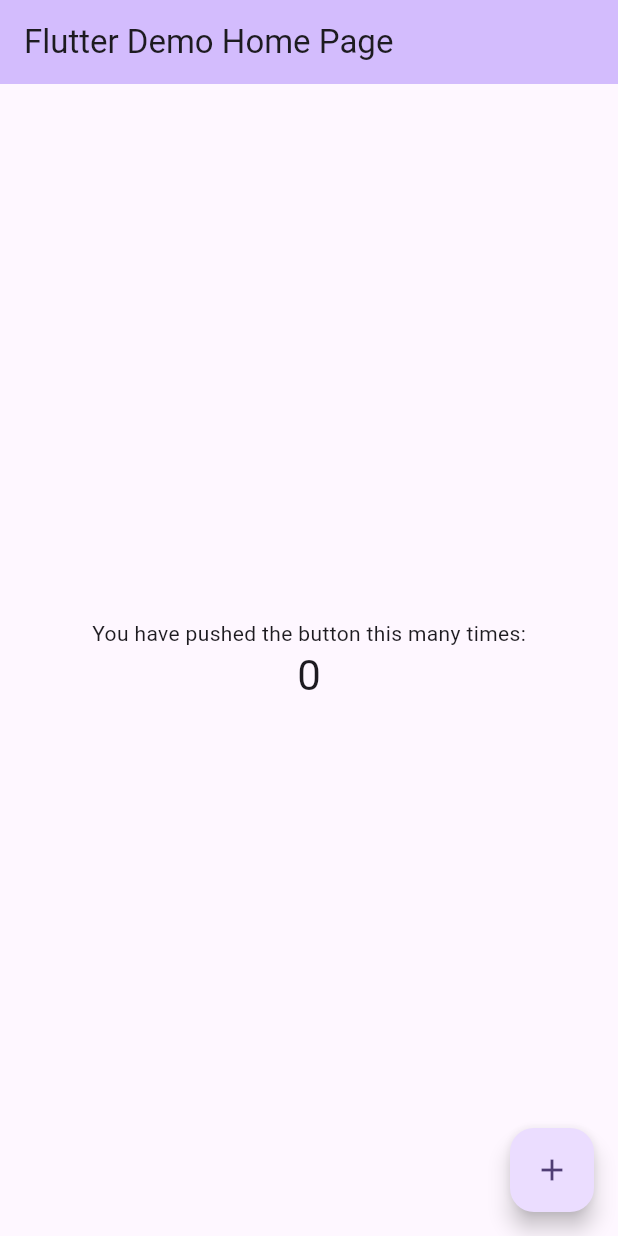
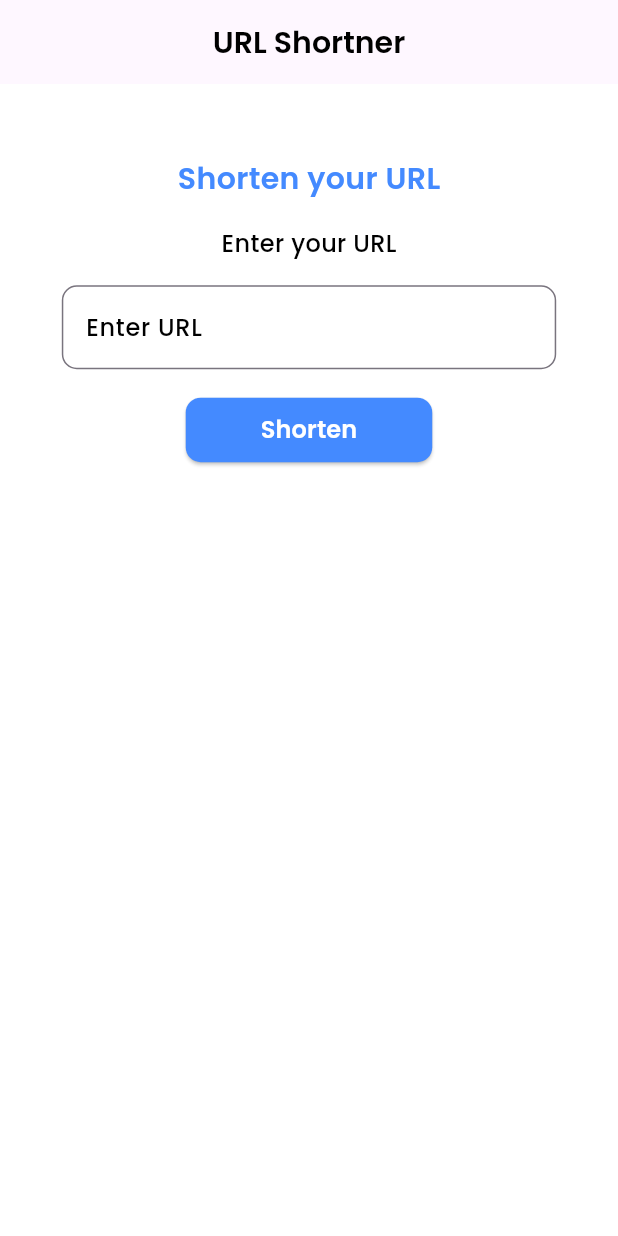
Before and after one commit to Shasmit/vrit_task, a Flutter app: the screen it shows after launch, on a phone screen of 412 x 824 dp. Run offline on Flutter 3.47's test engine with Material 3 defaults, Android fonts, the phone set to English and light mode, and no system bars; our stand-ins replace qr_flutter; missing offline and left inert: clipboard.

Commit message:
completed task

```diff
--- /dev/null
+++ b/lib/home.dart
@@ -0,0 +1,241 @@
+import 'package:clipboard/clipboard.dart';
+import 'package:flutter/material.dart';
+import 'package:vrit_task/http_service.dart';
+import 'package:vrit_task/routes.dart';
+import 'package:vrit_task/static.dart';
+
+class HomePage extends StatefulWidget {
+  const HomePage({super.key});
+
+  @override
+  State<HomePage> createState() => _HomePageState();
+}
+
+class _HomePageState extends State<HomePage> {
+  final urlController = TextEditingController();
+  final shortUrlController = TextEditingController();
+  bool isShortened = false;
+  @override
+  Widget build(BuildContext context) {
+    var screenHeight = MediaQuery.of(context).size.height;
+    var screenWidth = MediaQuery.of(context).size.width;
+    return Scaffold(
+      backgroundColor: Colors.white,
+      appBar: AppBar(
+        title: const Text(
+          'URL Shortner',
+          style: TextStyle(
+            color: Colors.black,
+            fontFamily: 'PoppinsSemiBold',
+            fontSize: 20,
+          ),
+        ),
+        centerTitle: true,
+      ),
+      body: SingleChildScrollView(
+        child: Padding(
+          padding: const EdgeInsets.all(8.0),
+          child: Column(
+            mainAxisAlignment: MainAxisAlignment.center,
+            children: [
+              SizedBox(
+                height: screenHeight * 0.05,
+              ),
+              const Text(
+                'Shorten your URL',
+                style: TextStyle(
+                  color: Colors.blueAccent,
+                  fontFamily: 'PoppinsSemiBold',
+                  fontSize: 20,
+                ),
+              ),
+              SizedBox(
+                height: screenHeight * 0.02,
+              ),
+              const Text(
+                'Enter your URL',
+                style: TextStyle(
+                  color: Colors.black,
+                  fontFamily: 'PoppinsMedium',
+                  fontSize: 16,
+                ),
+              ),
+              SizedBox(
+                height: screenHeight * 0.02,
+              ),
+              SizedBox(
+                width: screenWidth * 0.8,
+                child: TextFormField(
+                  controller: urlController,
+                  style: const TextStyle(
+                    color: Colors.black,
+                    fontFamily: 'PoppinsMedium',
+                    fontSize: 15,
+                  ),
+                  decoration: InputDecoration(
+                    hintText: 'Enter URL',
+                    hintStyle: const TextStyle(
+                      color: Colors.black,
+                      fontFamily: 'PoppinsMedium',
+                      fontSize: 16,
+                    ),
+                    border: OutlineInputBorder(
+                      borderRadius: BorderRadius.circular(10),
+                    ),
+                  ),
+                ),
+              ),
+              SizedBox(
+                height: screenHeight * 0.02,
+              ),
+              ElevatedButton(
+                onPressed: () {
+                  setState(() {
+                    HttpsServices().postUrl(urlController.text, context);
+                    if (StaticVariables.shortUrl != '') {
+                      isShortened = true;
+                      shortUrlController.text = StaticVariables.shortUrl;
+                    }
+                  });
+                },
+                style: ElevatedButton.styleFrom(
+                  padding: const EdgeInsets.symmetric(
+                    horizontal: 50,
+                    vertical: 10,
+                  ),
+                  backgroundColor: Colors.blueAccent,
+                  shape: RoundedRectangleBorder(
+                    borderRadius: BorderRadius.circular(10),
+                  ),
+                ),
+                child: const Text(
+                  'Shorten',
+                  style: TextStyle(
+                    color: Colors.white,
+                    fontFamily: 'PoppinsSemiBold',
+                    fontSize: 16,
+                  ),
+                ),
+              ),
+              isShortened
+                  ? Column(
+                      children: [
+                        SizedBox(
+                          height: screenHeight * 0.05,
+                        ),
+                        const Text(
+                          'Shortened URL :',
+                          style: TextStyle(
+                            color: Colors.blueAccent,
+                            fontFamily: 'PoppinsMedium',
+                            fontSize: 16,
+                          ),
+                        ),
+                        SizedBox(
+                          height: screenHeight * 0.02,
+                        ),
+                        SizedBox(
+                          width: screenWidth * 0.8,
+                          child: TextFormField(
+                            readOnly: true,
+                            style: const TextStyle(
+                              color: Colors.black,
+                              fontFamily: 'PoppinsMedium',
+                              fontSize: 15,
+                            ),
+                            initialValue: StaticVariables.shortUrl,
+                            decoration: InputDecoration(
+                              hintText: 'Shortened URL',
+                              hintStyle: const TextStyle(
+                                color: Colors.black,
+                                fontFamily: 'PoppinsMedium',
+                                fontSize: 16,
+                              ),
+                              border: OutlineInputBorder(
+                                borderRadius: BorderRadius.circular(10),
+                              ),
+                            ),
+                          ),
+                        ),
+                        SizedBox(
+                          height: screenHeight * 0.02,
+                        ),
+                        Row(
+                          mainAxisAlignment: MainAxisAlignment.center,
+                          children: [
+                            ElevatedButton(
+                              onPressed: () {
+                                setState(() {
+                                  FlutterClipboard.copy(
+                                      StaticVariables.shortUrl);
+
+                                  setState(() {
+                                    isShortened = false;
+                                    urlController.clear();
+                                  });
+                                });
+                              },
+                              style: ElevatedButton.styleFrom(
+                                padding: const EdgeInsets.symmetric(
+                                  horizontal: 50,
+                                  vertical: 10,
+                                ),
+                                backgroundColor: Colors.blueAccent,
+                                shape: RoundedRectangleBorder(
+                                  borderRadius: BorderRadius.circular(10),
+                                ),
+                              ),
+                              child: const Text(
+                                'Copy',
+                                style: TextStyle(
+                                  color: Colors.white,
+                                  fontFamily: 'PoppinsSemiBold',
+                                  fontSize: 15,
+                                ),
+                              ),
+                            ),
+                            SizedBox(
+                              width: screenWidth * 0.05,
+                            ),
+                            ElevatedButton(
+                              onPressed: () {
+                                setState(() {
+                                  urlController.clear();
+                                  isShortened = false;
+                                });
+                                Navigator.pushNamed(
+                                  context,
+                                  AppRoute.qrRoute,
+                                );
+                              },
+                              style: ElevatedButton.styleFrom(
+                                padding: const EdgeInsets.symmetric(
+                                  horizontal: 50,
+                                  vertical: 10,
+                                ),
+                                backgroundColor: Colors.blueAccent,
+                                shape: RoundedRectangleBorder(
+                                  borderRadius: BorderRadius.circular(10),
+                                ),
+                              ),
+                              child: const Text(
+                                'View Qr',
+                                style: TextStyle(
+                                  color: Colors.white,
+                                  fontFamily: 'PoppinsSemiBold',
+                                  fontSize: 15,
+                                ),
+                              ),
+                            ),
+                          ],
+                        ),
+                      ],
+                    )
+                  : Container(),
+            ],
+          ),
+        ),
+      ),
+    );
+  }
+}
--- a/lib/main.dart
+++ b/lib/main.dart
@@ -1,125 +1,30 @@
 import 'package:flutter/material.dart';
+import 'package:vrit_task/routes.dart';
 
 void main() {
-  runApp(const MyApp());
+  runApp(
+    const MyApp(),
+  );
 }
 
-class MyApp extends StatelessWidget {
+class MyApp extends StatefulWidget {
   const MyApp({super.key});
 
-  // This widget is the root of your application.
+  @override
+  State<MyApp> createState() => _MyAppState();
+}
+
+class _MyAppState extends State<MyApp> {
   @override
   Widget build(BuildContext context) {
     return MaterialApp(
       title: 'Flutter Demo',
       theme: ThemeData(
-        // This is the theme of your application.
-        //
-        // TRY THIS: Try running your application with "flutter run". You'll see
-        // the application has a purple toolbar. Then, without quitting the app,
-        // try changing the seedColor in the colorScheme below to Colors.green
-        // and then invoke "hot reload" (save your changes or press the "hot
-        // reload" button in a Flutter-supported IDE, or press "r" if you used
-        // the command line to start the app).
-        //
-        // Notice that the counter didn't reset back to zero; the application
-        // state is not lost during the reload. To reset the state, use hot
-        // restart instead.
-        //
-        // This works for code too, not just values: Most code changes can be
-        // tested with just a hot reload.
-        colorScheme: ColorScheme.fromSeed(seedColor: Colors.deepPurple),
-        useMaterial3: true,
+        primarySwatch: Colors.blue,
       ),
-      home: const MyHomePage(title: 'Flutter Demo Home Page'),
+      debugShowCheckedModeBanner: false,
+      initialRoute: AppRoute.homeRoute,
+      routes: AppRoute.getAppRoutes(),
     );
   }
 }
-
-class MyHomePage extends StatefulWidget {
-  const MyHomePage({super.key, required this.title});
-
-  // This widget is the home page of your application. It is stateful, meaning
-  // that it has a State object (defined below) that contains fields that affect
-  // how it looks.
-
-  // This class is the configuration for the state. It holds the values (in this
-  // case the title) provided by the parent (in this case the App widget) and
-  // used by the build method of the State. Fields in a Widget subclass are
-  // always marked "final".
-
-  final String title;
-
-  @override
-  State<MyHomePage> createState() => _MyHomePageState();
-}
-
-class _MyHomePageState extends State<MyHomePage> {
-  int _counter = 0;
-
-  void _incrementCounter() {
-    setState(() {
-      // This call to setState tells the Flutter framework that something has
-      // changed in this State, which causes it to rerun the build method below
-      // so that the display can reflect the updated values. If we changed
-      // _counter without calling setState(), then the build method would not be
-      // called again, and so nothing would appear to happen.
-      _counter++;
-    });
-  }
-
-  @override
-  Widget build(BuildContext context) {
-    // This method is rerun every time setState is called, for instance as done
-    // by the _incrementCounter method above.
-    //
-    // The Flutter framework has been optimized to make rerunning build methods
-    // fast, so that you can just rebuild anything that needs updating rather
-    // than having to individually change instances of widgets.
-    return Scaffold(
-      appBar: AppBar(
-        // TRY THIS: Try changing the color here to a specific color (to
-        // Colors.amber, perhaps?) and trigger a hot reload to see the AppBar
-        // change color while the other colors stay the same.
-        backgroundColor: Theme.of(context).colorScheme.inversePrimary,
-        // Here we take the value from the MyHomePage object that was created by
-        // the App.build method, and use it to set our appbar title.
-        title: Text(widget.title),
-      ),
-      body: Center(
-        // Center is a layout widget. It takes a single child and positions it
-        // in the middle of the parent.
-        child: Column(
-          // Column is also a layout widget. It takes a list of children and
-          // arranges them vertically. By default, it sizes itself to fit its
-          // children horizontally, and tries to be as tall as its parent.
-          //
-          // Column has various properties to control how it sizes itself and
-          // how it positions its children. Here we use mainAxisAlignment to
-          // center the children vertically; the main axis here is the vertical
-          // axis because Columns are vertical (the cross axis would be
-          // horizontal).
-          //
-          // TRY THIS: Invoke "debug painting" (choose the "Toggle Debug Paint"
-          // action in the IDE, or press "p" in the console), to see the
-          // wireframe for each widget.
-          mainAxisAlignment: MainAxisAlignment.center,
-          children: <Widget>[
-            const Text(
-              'You have pushed the button this many times:',
-            ),
-            Text(
-              '$_counter',
-              style: Theme.of(context).textTheme.headlineMedium,
-            ),
-          ],
-        ),
-      ),
-      floatingActionButton: FloatingActionButton(
-        onPressed: _incrementCounter,
-        tooltip: 'Increment',
-        child: const Icon(Icons.add),
-      ), // This trailing comma makes auto-formatting nicer for build methods.
-    );
-  }
-}
--- /dev/null
+++ b/lib/routes.dart
@@ -0,0 +1,13 @@
+import 'package:vrit_task/home.dart';
+import 'package:vrit_task/qr.dart';
+
+class AppRoute {
+  AppRoute._();
+  static const String homeRoute = '/';
+  static const String qrRoute = '/qr';
+
+  static getAppRoutes() => {
+        homeRoute: (context) => const HomePage(),
+        qrRoute: (context) => const QrView(),
+      };
+}
--- /dev/null
+++ b/lib/shorten_model.dart
@@ -0,0 +1,163 @@
+class LinkData {
+  String? id;
+  String? title;
+  String? slashtag;
+  String? destination;
+  String? createdAt;
+  String? updatedAt;
+  dynamic expiredAt;
+  String? status;
+  List<dynamic>? tags;
+  String? linkType;
+  int? clicks;
+  bool? isPublic;
+  String? shortUrl;
+  String? domainId;
+  String? domainName;
+  DomainData? domain;
+  bool? https;
+  bool? favourite;
+  CreatorData? creator;
+  bool? integrated;
+
+  LinkData({
+    this.id,
+    this.title,
+    this.slashtag,
+    this.destination,
+    this.createdAt,
+    this.updatedAt,
+    this.expiredAt,
+    this.status,
+    this.tags,
+    this.linkType,
+    this.clicks,
+    this.isPublic,
+    this.shortUrl,
+    this.domainId,
+    this.domainName,
+    this.domain,
+    this.https,
+    this.favourite,
+    this.creator,
+    this.integrated,
+  });
+
+  LinkData.fromJson(Map<String, dynamic> json)
+      : id = json['id'],
+        title = json['title'],
+        slashtag = json['slashtag'],
+        destination = json['destination'],
+        createdAt = json['createdAt'],
+        updatedAt = json['updatedAt'],
+        expiredAt = json['expiredAt'],
+        status = json['status'],
+        tags = json['tags'],
+        linkType = json['linkType'],
+        clicks = json['clicks'],
+        isPublic = json['isPublic'],
+        shortUrl = json['shortUrl'],
+        domainId = json['domainId'],
+        domainName = json['domainName'],
+        domain =
+            json['domain'] != null ? DomainData.fromJson(json['domain']) : null,
+        https = json['https'],
+        favourite = json['favourite'],
+        creator = json['creator'] != null
+            ? CreatorData.fromJson(json['creator'])
+            : null,
+        integrated = json['integrated'];
+
+  Map<String, dynamic> toJson() => {
+        'id': id,
+        'title': title,
+        'slashtag': slashtag,
+        'destination': destination,
+        'createdAt': createdAt,
+        'updatedAt': updatedAt,
+        'expiredAt': expiredAt,
+        'status': status,
+        'tags': tags,
+        'linkType': linkType,
+        'clicks': clicks,
+        'isPublic': isPublic,
+        'shortUrl': shortUrl,
+        'domainId': domainId,
+        'domainName': domainName,
+        'domain': domain?.toJson(),
+        'https': https,
+        'favourite': favourite,
+        'creator': creator?.toJson(),
+        'integrated': integrated,
+      };
+}
+
+class DomainData {
+  String? id;
+  String? ref;
+  String? fullName;
+  SharingData? sharing;
+  bool? active;
+
+  DomainData.fromJson(Map<String, dynamic> json)
+      : id = json['id'],
+        ref = json['ref'],
+        fullName = json['fullName'],
+        sharing = json['sharing'] != null
+            ? SharingData.fromJson(json['sharing'])
+            : null,
+        active = json['active'];
+
+  Map<String, dynamic> toJson() => {
+        'id': id,
+        'ref': ref,
+        'fullName': fullName,
+        'sharing': sharing?.toJson(),
+        'active': active,
+      };
+}
+
+class SharingData {
+  ProtocolData? protocol;
+
+  SharingData.fromJson(Map<String, dynamic> json)
+      : protocol = json['protocol'] != null
+            ? ProtocolData.fromJson(json['protocol'])
+            : null;
+
+  Map<String, dynamic> toJson() => {
+        'protocol': protocol?.toJson(),
+      };
+}
+
+class ProtocolData {
+  List<String>? allowed;
+  String? defaultProtocol;
+
+  ProtocolData.fromJson(Map<String, dynamic> json)
+      : allowed =
+            json['allowed'] != null ? List<String>.from(json['allowed']) : null,
+        defaultProtocol = json['default'];
+
+  Map<String, dynamic> toJson() => {
+        'allowed': allowed,
+        'default': defaultProtocol,
+      };
+}
+
+class CreatorData {
+  String? id;
+  String? fullName;
+  String? avatarUrl;
+
+  CreatorData.fromJson(Map<String, dynamic> json)
+      : id = json['id'],
+        fullName = json['fullName'],
+        avatarUrl = json['avatarUrl'];
+
+  Map<String, dynamic> toJson() => {
+        'id': id,
+        'fullName': fullName,
+        'avatarUrl': avatarUrl,
+      };
+}
--- /dev/null
+++ b/lib/static.dart
@@ -0,0 +1,6 @@
+import 'package:vrit_task/shorten_model.dart';
+
+class StaticVariables {
+  static LinkData linkData = LinkData();
+  static String shortUrl = '';
+}
```
Also changed, not shown: lib/http_service.dart (added, +79 -0 lines), lib/qr.dart (added, +54 -0 lines), pubspec.yaml (+23 -11 lines), fonts/Poppins/Poppins-Black.ttf (added), fonts/Poppins/Poppins-Bold.ttf (added), fonts/Poppins/Poppins-ExtraBold.ttf (added), fonts/Poppins/Poppins-Medium.ttf (added), fonts/Poppins/Poppins-Regular.ttf (added), fonts/Poppins/Poppins-SemiBold.ttf (added), pubspec.lock, 3 other files.
